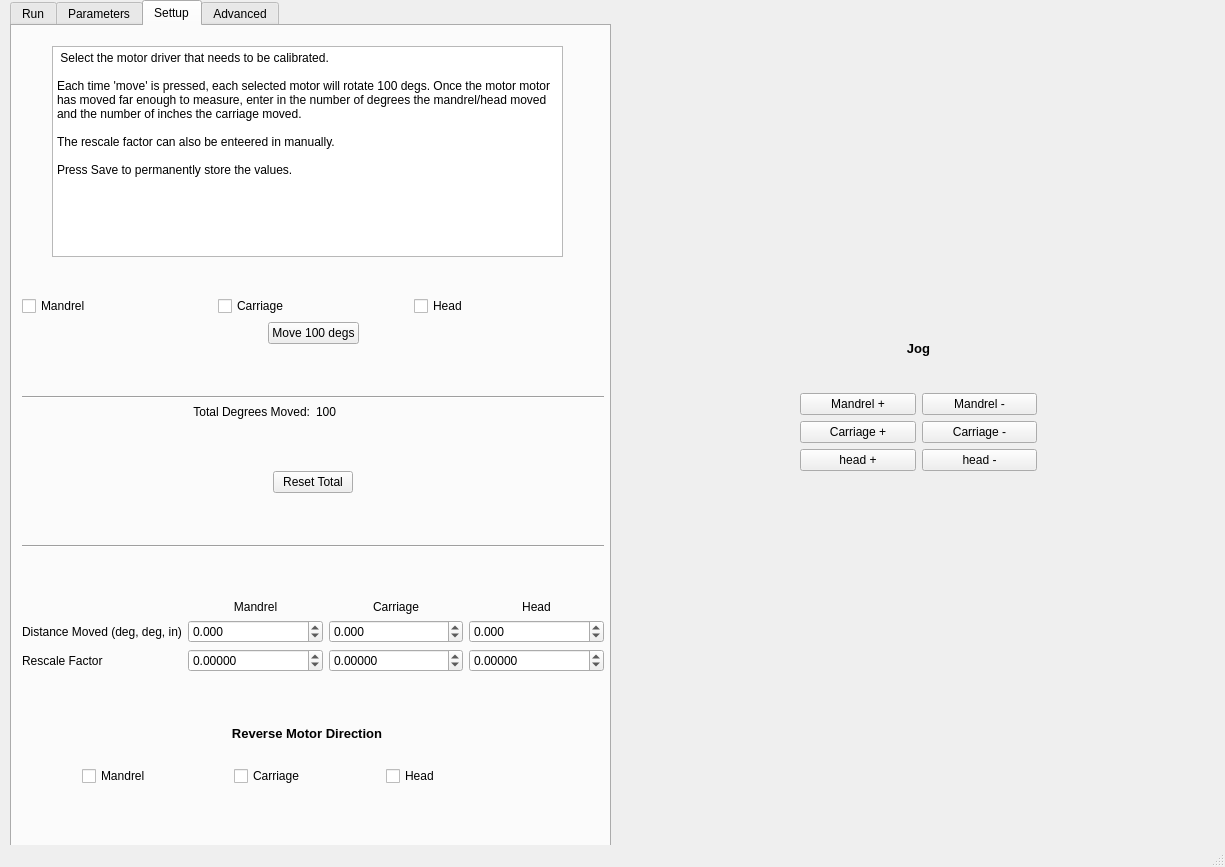
Above: WindingSoftware.ui from alexrcherry/Xwinder before the change. Below: the same form after it.
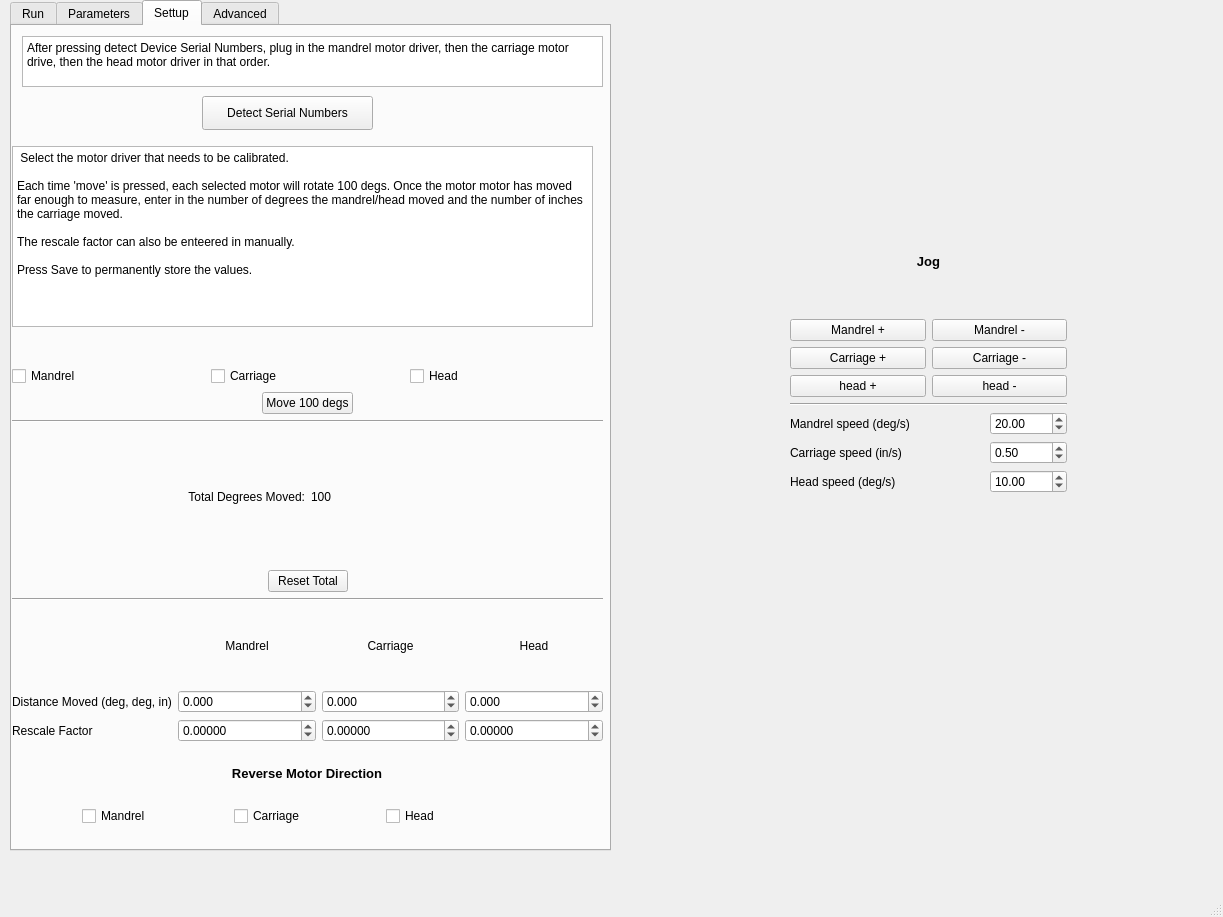
That is the form after the change. The open tabs and pages were chosen to show the change.

```diff
--- a/WindingSoftware.ui
+++ b/WindingSoftware.ui
@@ -6,8 +6,8 @@
    <rect>
     <x>0</x>
     <y>0</y>
-    <width>1225</width>
-    <height>867</height>
+    <width>1223</width>
+    <height>917</height>
    </rect>
   </property>
   <property name="acceptDrops">
@@ -364,10 +364,10 @@
      <widget class="QPlainTextEdit" name="plainTextEdit">
       <property name="geometry">
        <rect>
-        <x>40</x>
-        <y>20</y>
-        <width>511</width>
-        <height>211</height>
+        <x>0</x>
+        <y>120</y>
+        <width>581</width>
+        <height>181</height>
        </rect>
       </property>
       <property name="autoFillBackground">
@@ -399,9 +399,9 @@
      <widget class="QWidget" name="verticalLayoutWidget_2">
       <property name="geometry">
        <rect>
-        <x>10</x>
-        <y>270</y>
-        <width>582</width>
+        <x>0</x>
+        <y>340</y>
+        <width>591</width>
         <height>376</height>
        </rect>
       </property>
@@ -480,19 +480,6 @@
          </item>
         </layout>
        </item>
-       <item>
-        <spacer name="verticalSpacer">
-         <property name="orientation">
-          <enum>Qt::Vertical</enum>
-         </property>
-         <property name="sizeHint" stdset="0">
-          <size>
-           <width>20</width>
-           <height>40</height>
-          </size>
-         </property>
-        </spacer>
-       </item>
        <item>
         <widget class="Line" name="line_6">
          <property name="orientation">
@@ -524,19 +511,6 @@
          </item>
         </layout>
        </item>
-       <item>
-        <spacer name="verticalSpacer_2">
-         <property name="orientation">
-          <enum>Qt::Vertical</enum>
-         </property>
-         <property name="sizeHint" stdset="0">
-          <size>
-           <width>20</width>
-           <height>40</height>
-          </size>
-         </property>
-        </spacer>
-       </item>
        <item>
         <layout class="QHBoxLayout" name="horizontalLayout_13">
          <item>
@@ -574,19 +548,6 @@
          </item>
         </layout>
        </item>
-       <item>
-        <spacer name="verticalSpacer_3">
-         <property name="orientation">
-          <enum>Qt::Vertical</enum>
-         </property>
-         <property name="sizeHint" stdset="0">
-          <size>
-           <width>20</width>
-           <height>40</height>
-          </size>
-         </property>
-        </spacer>
-       </item>
        <item>
         <widget class="Line" name="line_7">
          <property name="orientation">
@@ -594,19 +555,6 @@
          </property>
         </widget>
        </item>
-       <item>
-        <spacer name="verticalSpacer_4">
-         <property name="orientation">
-          <enum>Qt::Vertical</enum>
-         </property>
-         <property name="sizeHint" stdset="0">
-          <size>
-           <width>20</width>
-           <height>40</height>
-          </size>
-         </property>
-        </spacer>
-       </item>
        <item>
         <layout class="QGridLayout" name="gridLayout_3">
          <item row="2" column="3">
@@ -631,7 +579,7 @@
             <double>-100.000000000000000</double>
            </property>
            <property name="maximum">
-            <double>100.000000000000000</double>
+            <double>10000.000000000000000</double>
            </property>
           </widget>
          </item>
@@ -641,10 +589,10 @@
             <number>3</number>
            </property>
            <property name="minimum">
-            <double>-100.000000000000000</double>
+            <double>-1000.000000000000000</double>
            </property>
            <property name="maximum">
-            <double>100.000000000000000</double>
+            <double>10000.000000000000000</double>
            </property>
           </widget>
          </item>
@@ -654,7 +602,10 @@
             <number>5</number>
            </property>
            <property name="minimum">
-            <double>-100.000000000000000</double>
+            <double>-10000.000000000000000</double>
+           </property>
+           <property name="maximum">
+            <double>10000.000000000000000</double>
            </property>
           </widget>
          </item>
@@ -667,7 +618,7 @@
             <double>-100.000000000000000</double>
            </property>
            <property name="maximum">
-            <double>100.000000000000000</double>
+            <double>10000.000000000000000</double>
            </property>
           </widget>
          </item>
@@ -739,7 +690,7 @@
       <property name="geometry">
        <rect>
         <x>70</x>
-        <y>680</y>
+        <y>720</y>
         <width>450</width>
         <height>80</height>
        </rect>
@@ -792,6 +743,48 @@
        </item>
       </layout>
      </widget>
+     <widget class="QPlainTextEdit" name="plainTextEdit_2">
+      <property name="geometry">
+       <rect>
+        <x>10</x>
+        <y>10</y>
+        <width>581</width>
+        <height>51</height>
+       </rect>
+      </property>
+      <property name="autoFillBackground">
+       <bool>false</bool>
+      </property>
+      <property name="frameShadow">
+       <enum>QFrame::Plain</enum>
+      </property>
+      <property name="verticalScrollBarPolicy">
+       <enum>Qt::ScrollBarAlwaysOff</enum>
+      </property>
+      <property name="horizontalScrollBarPolicy">
+       <enum>Qt::ScrollBarAlwaysOff</enum>
+      </property>
+      <property name="plainText">
+       <string>After pressing detect Device Serial Numbers, plug in the mandrel motor driver, then the carriage motor drive, then the head motor driver in that order. 
+</string>
+      </property>
+      <property name="textInteractionFlags">
+       <set>Qt::NoTextInteraction</set>
+      </property>
+     </widget>
+     <widget class="QPushButton" name="pushButton">
+      <property name="geometry">
+       <rect>
+        <x>190</x>
+        <y>70</y>
+        <width>171</width>
+        <height>34</height>
+       </rect>
+      </property>
+      <property name="text">
+       <string>Detect Serial Numbers</string>
+      </property>
+     </widget>
     </widget>
     <widget class="QWidget" name="tab_4">
      <attribute name="title">
@@ -828,10 +821,10 @@
    <widget class="QWidget" name="verticalLayoutWidget">
     <property name="geometry">
      <rect>
-      <x>800</x>
-      <y>310</y>
-      <width>237</width>
-      <height>161</height>
+      <x>790</x>
+      <y>210</y>
+      <width>277</width>
+      <height>283</height>
      </rect>
     </property>
     <layout class="QVBoxLayout" name="verticalLayout_4">
@@ -909,6 +902,119 @@
        </item>
       </layout>
      </item>
+     <item>
+      <widget class="Line" name="line_8">
+       <property name="orientation">
+        <enum>Qt::Horizontal</enum>
+       </property>
+      </widget>
+     </item>
+     <item>
+      <layout class="QVBoxLayout" name="verticalLayout_7">
+       <item>
+        <layout class="QHBoxLayout" name="horizontalLayout_17">
+         <item>
+          <widget class="QLabel" name="label_21">
+           <property name="text">
+            <string>Mandrel speed (deg/s)</string>
+           </property>
+          </widget>
+         </item>
+         <item>
+          <spacer name="horizontalSpacer_5">
+           <property name="orientation">
+            <enum>Qt::Horizontal</enum>
+           </property>
+           <property name="sizeHint" stdset="0">
+            <size>
+             <width>40</width>
+             <height>20</height>
+            </size>
+           </property>
+          </spacer>
+         </item>
+         <item>
+          <widget class="QDoubleSpinBox" name="doubleSpinBox_4">
+           <property name="maximum">
+            <double>10000.000000000000000</double>
+           </property>
+           <property name="value">
+            <double>20.000000000000000</double>
+           </property>
+          </widget>
+         </item>
+        </layout>
+       </item>
+       <item>
+        <layout class="QHBoxLayout" name="horizontalLayout_18">
+         <item>
+          <widget class="QLabel" name="label_22">
+           <property name="text">
+            <string>Carriage speed (in/s)</string>
+           </property>
+          </widget>
+         </item>
+         <item>
+          <spacer name="horizontalSpacer_6">
+           <property name="orientation">
+            <enum>Qt::Horizontal</enum>
+           </property>
+           <property name="sizeHint" stdset="0">
+            <size>
+             <width>40</width>
+             <height>20</height>
+            </size>
+           </property>
+          </spacer>
+         </item>
+         <item>
+          <widget class="QDoubleSpinBox" name="doubleSpinBox_5">
+           <property name="maximum">
+            <double>10000.000000000000000</double>
+           </property>
+           <property name="value">
+            <double>0.500000000000000</double>
+           </property>
+          </widget>
+         </item>
+        </layout>
+       </item>
+       <item>
+        <layout class="QHBoxLayout" name="horizontalLayout_19">
+         <item>
+          <widget class="QLabel" name="label_23">
+           <property name="text">
+            <string>Head speed (deg/s)</string>
+           </property>
+          </widget>
+         </item>
+         <item>
+          <spacer name="horizontalSpacer_7">
+           <property name="orientation">
+            <enum>Qt::Horizontal</enum>
+           </property>
+           <property name="sizeHint" stdset="0">
+            <size>
+             <width>40</width>
+             <height>20</height>
+            </size>
+           </property>
+          </spacer>
+         </item>
+         <item>
+          <widget class="QDoubleSpinBox" name="doubleSpinBox_6">
+           <property name="maximum">
+            <double>10000.000000000000000</double>
+           </property>
+           <property name="value">
+            <double>10.000000000000000</double>
+           </property>
+          </widget>
+         </item>
+        </layout>
+       </item>
+      </layout>
+     </item>
     </layout>
    </widget>
   </widget>
```
Left out of the diff: 121 changed lines with no effect on the pictures.
